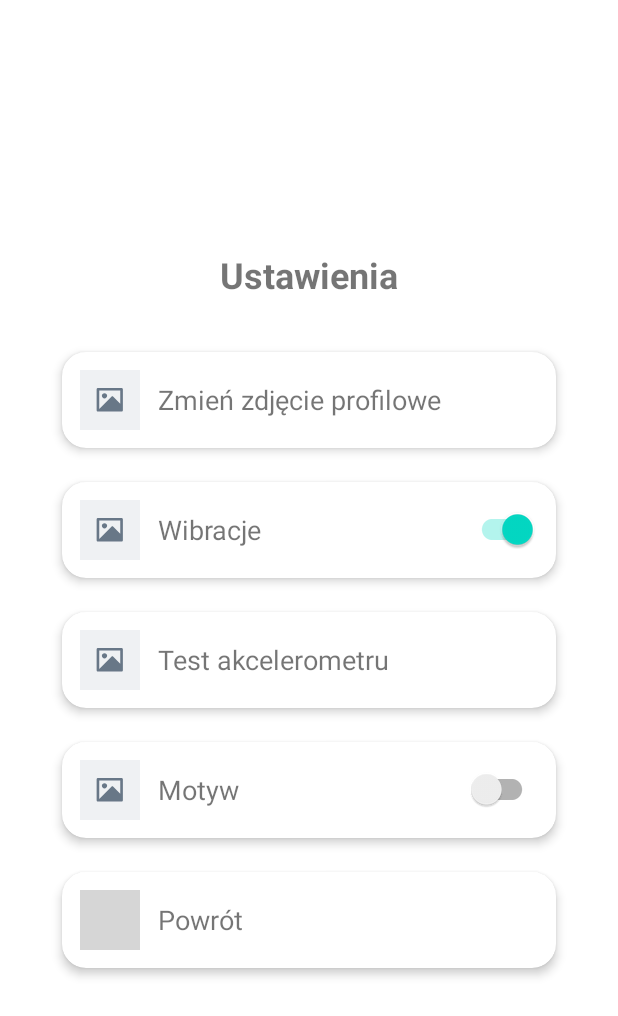
After one commit to mitahezyf/RoadChampion-tester-jazdy, an Android app built with Jetpack Compose: the SettingsActivity screen opened directly, with no data from a screen before it, on a phone screen of 412 x 824 dp. The commit adds this screen. Shown: the top 1016 px of the screen. Run offline under Robolectric (Android 15) with nearby library versions, the phone set to English and light mode, and no system bars; grey boxes are pictures that could not be loaded.

Commit message:
kontrolny commit dodane widoki dla ustawien, dodanie przycisku powrotu w reszcie widokow, poczatek zabawy z wibracjami, dodanie placeholderow dla ikon,nie dziala permisje do zdjec

```diff
--- a/app/src/main/java/com/example/myapplication/HistoryActivity.kt
+++ b/app/src/main/java/com/example/myapplication/HistoryActivity.kt
@@ -4,6 +4,7 @@
 import android.os.Bundle
 import android.util.Log
 import androidx.appcompat.app.AppCompatActivity
+import androidx.cardview.widget.CardView
 import androidx.recyclerview.widget.LinearLayoutManager
 import androidx.recyclerview.widget.RecyclerView
 import kotlinx.coroutines.CoroutineScope
@@ -25,6 +26,11 @@
         recyclerView.layoutManager = LinearLayoutManager(this)
         adapter = RouteAdapter { route -> onRouteClicked(route) }
         recyclerView.adapter = adapter
+
+        val backButton = findViewById<CardView>(R.id.cardBack)
+        backButton.setOnClickListener {
+            finish()
+        }
 
 
         loadRoutes()
--- a/app/src/main/java/com/example/myapplication/MainMenuActivity.kt
+++ b/app/src/main/java/com/example/myapplication/MainMenuActivity.kt
@@ -24,7 +24,7 @@
         }
 
         findViewById<LinearLayout>(R.id.cardSettings).setOnClickListener {
-            Toast.makeText(this, "Ustawienia w przygotowaniu!", Toast.LENGTH_SHORT).show()
-        }
+            val intent = Intent(this, SettingsActivity::class.java)
+            startActivity(intent)        }
     }
 }
--- /dev/null
+++ b/app/src/main/java/com/example/myapplication/SettingsActivity.kt
@@ -0,0 +1,60 @@
+package com.example.myapplication
+
+import android.content.Intent
+import android.content.SharedPreferences
+import android.os.Bundle
+
+import androidx.appcompat.app.AppCompatActivity
+import androidx.cardview.widget.CardView
+import androidx.appcompat.widget.SwitchCompat
+
+class SettingsActivity : AppCompatActivity() {
+
+    private lateinit var switchVibration: SwitchCompat
+    private lateinit var switchTheme: SwitchCompat
+    private lateinit var sharedPreferences: SharedPreferences
+
+    override fun onCreate(savedInstanceState: Bundle?) {
+        super.onCreate(savedInstanceState)
+        setContentView(R.layout.activity_settings)
+
+        sharedPreferences = getSharedPreferences("AppSettings", MODE_PRIVATE)
+
+
+        findViewById<CardView>(R.id.cardChangeProfile).setOnClickListener {
+            startActivity(Intent(this, ProfileActivity::class.java))
+        }
+
+
+        findViewById<CardView>(R.id.cardAccelerometerTest).setOnClickListener {
+            startActivity(Intent(this, AccelerometerTestActivity::class.java))
+        }
+
+
+        switchVibration = findViewById(R.id.switchVibration)
+        switchVibration.isChecked = sharedPreferences.getBoolean("vibration", true)
+        switchVibration.setOnCheckedChangeListener { _, isChecked ->
+            sharedPreferences.edit().putBoolean("vibration", isChecked).apply()
+            VibrationHelper.vibrate(this)
+        }
+
+
+        switchTheme = findViewById(R.id.switchTheme)
+        switchTheme.isChecked = isDarkModeEnabled()
+        switchTheme.setOnCheckedChangeListener { _, isChecked ->
+            setDarkMode(isChecked)
+        }
+        findViewById<CardView>(R.id.cardBack).setOnClickListener {
+            finish()
+        }
+    }
+
+    private fun isDarkModeEnabled(): Boolean {
+        return sharedPreferences.getBoolean("dark_mode", false)
+    }
+
+    private fun setDarkMode(enabled: Boolean) {
+        sharedPreferences.edit().putBoolean("dark_mode", enabled).apply()
+        recreate()
+    }
+}
--- /dev/null
+++ b/app/src/main/res/drawable/ic_accelerometer.xml
@@ -0,0 +1,7 @@
+<vector xmlns:android="http://schemas.android.com/apk/res/android" android:height="200dp" android:viewportHeight="120" android:viewportWidth="120" android:width="200dp">
+
+    <path android:fillColor="#EFF1F3" android:pathData="M0,0h120v120h-120z"/>
+
+    <path android:fillColor="#687787" android:fillType="evenOdd" android:pathData="M33.25,38.48C33.26,37.05 34.42,35.89 35.85,35.88H83.15C84.58,35.88 85.75,37.04 85.75,38.48V80.52C85.74,81.95 84.58,83.11 83.15,83.13H35.85C34.42,83.12 33.25,81.96 33.25,80.52V38.48ZM80.5,41.13H38.5V77.88L62.89,53.48C63.92,52.45 65.58,52.45 66.6,53.48L80.5,67.4V41.13ZM43.75,51.62C43.75,54.52 46.1,56.87 49,56.87C51.9,56.87 54.25,54.52 54.25,51.62C54.25,48.73 51.9,46.37 49,46.37C46.1,46.37 43.75,48.73 43.75,51.62Z"/>
+
+</vector>
--- /dev/null
+++ b/app/src/main/res/drawable/ic_camera.xml
@@ -0,0 +1,7 @@
+<vector xmlns:android="http://schemas.android.com/apk/res/android" android:height="200dp" android:viewportHeight="120" android:viewportWidth="120" android:width="200dp">
+
+    <path android:fillColor="#EFF1F3" android:pathData="M0,0h120v120h-120z"/>
+
+    <path android:fillColor="#687787" android:fillType="evenOdd" android:pathData="M33.25,38.48C33.26,37.05 34.42,35.89 35.85,35.88H83.15C84.58,35.88 85.75,37.04 85.75,38.48V80.52C85.74,81.95 84.58,83.11 83.15,83.13H35.85C34.42,83.12 33.25,81.96 33.25,80.52V38.48ZM80.5,41.13H38.5V77.88L62.89,53.48C63.92,52.45 65.58,52.45 66.6,53.48L80.5,67.4V41.13ZM43.75,51.62C43.75,54.52 46.1,56.87 49,56.87C51.9,56.87 54.25,54.52 54.25,51.62C54.25,48.73 51.9,46.37 49,46.37C46.1,46.37 43.75,48.73 43.75,51.62Z"/>
+
+</vector>
--- /dev/null
+++ b/app/src/main/res/drawable/ic_theme.xml
@@ -0,0 +1,7 @@
+<vector xmlns:android="http://schemas.android.com/apk/res/android" android:height="200dp" android:viewportHeight="120" android:viewportWidth="120" android:width="200dp">
+
+    <path android:fillColor="#EFF1F3" android:pathData="M0,0h120v120h-120z"/>
+
+    <path android:fillColor="#687787" android:fillType="evenOdd" android:pathData="M33.25,38.48C33.26,37.05 34.42,35.89 35.85,35.88H83.15C84.58,35.88 85.75,37.04 85.75,38.48V80.52C85.74,81.95 84.58,83.11 83.15,83.13H35.85C34.42,83.12 33.25,81.96 33.25,80.52V38.48ZM80.5,41.13H38.5V77.88L62.89,53.48C63.92,52.45 65.58,52.45 66.6,53.48L80.5,67.4V41.13ZM43.75,51.62C43.75,54.52 46.1,56.87 49,56.87C51.9,56.87 54.25,54.52 54.25,51.62C54.25,48.73 51.9,46.37 49,46.37C46.1,46.37 43.75,48.73 43.75,51.62Z"/>
+
+</vector>
--- /dev/null
+++ b/app/src/main/res/drawable/ic_vibration.xml
@@ -0,0 +1,7 @@
+<vector xmlns:android="http://schemas.android.com/apk/res/android" android:height="200dp" android:viewportHeight="120" android:viewportWidth="120" android:width="200dp">
+
+    <path android:fillColor="#EFF1F3" android:pathData="M0,0h120v120h-120z"/>
+
+    <path android:fillColor="#687787" android:fillType="evenOdd" android:pathData="M33.25,38.48C33.26,37.05 34.42,35.89 35.85,35.88H83.15C84.58,35.88 85.75,37.04 85.75,38.48V80.52C85.74,81.95 84.58,83.11 83.15,83.13H35.85C34.42,83.12 33.25,81.96 33.25,80.52V38.48ZM80.5,41.13H38.5V77.88L62.89,53.48C63.92,52.45 65.58,52.45 66.6,53.48L80.5,67.4V41.13ZM43.75,51.62C43.75,54.52 46.1,56.87 49,56.87C51.9,56.87 54.25,54.52 54.25,51.62C54.25,48.73 51.9,46.37 49,46.37C46.1,46.37 43.75,48.73 43.75,51.62Z"/>
+
+</vector>
--- /dev/null
+++ b/app/src/main/res/drawable/profile_circle.xml
@@ -0,0 +1,4 @@
+<shape xmlns:android="http://schemas.android.com/apk/res/android" android:shape="oval">
+  <solid android:color="#E0E0E0"/>
+  <size android:width="100dp" android:height="100dp"/>
+</shape>
--- /dev/null
+++ b/app/src/main/res/layout/activity_settings.xml
@@ -0,0 +1,211 @@
+<?xml version="1.0" encoding="utf-8"?>
+<LinearLayout xmlns:android="http://schemas.android.com/apk/res/android"
+    xmlns:app="http://schemas.android.com/apk/res-auto"
+    android:layout_width="match_parent"
+    android:layout_height="match_parent"
+    android:orientation="vertical"
+    android:padding="16dp"
+    android:gravity="center"
+    android:background="@color/white">
+
+    <TextView
+        android:layout_width="wrap_content"
+        android:layout_height="wrap_content"
+        android:text="@string/settings"
+        android:textSize="24sp"
+        android:textStyle="bold"
+        android:gravity="center"
+        android:layout_marginBottom="24dp"/>
+
+    <!-- Zmiana zdjęcia profilowego -->
+    <androidx.cardview.widget.CardView
+        android:id="@+id/cardChangeProfile"
+        android:layout_width="match_parent"
+        android:layout_height="wrap_content"
+        android:layout_marginHorizontal="16dp"
+        app:cardElevation="4dp"
+        app:cardCornerRadius="16dp"
+        app:cardUseCompatPadding="true"
+        android:clipChildren="false"
+        android:clipToPadding="false"
+        android:foreground="?android:attr/selectableItemBackground"
+        android:background="@color/background">
+
+        <LinearLayout
+            android:layout_width="match_parent"
+            android:layout_height="wrap_content"
+            android:orientation="horizontal"
+            android:padding="12dp"
+            android:gravity="center_vertical">
+
+            <ImageView
+                android:layout_width="40dp"
+                android:layout_height="40dp"
+                android:src="@drawable/ic_camera"
+                android:contentDescription="@string/change_profile_picture"/>
+
+            <TextView
+                android:layout_width="wrap_content"
+                android:layout_height="wrap_content"
+                android:text="@string/change_profile_picture"
+                android:textSize="18sp"
+                android:layout_marginStart="12dp"/>
+        </LinearLayout>
+    </androidx.cardview.widget.CardView>
+
+    <!-- Włącz/wyłącz wibracje -->
+    <androidx.cardview.widget.CardView
+        android:id="@+id/cardVibration"
+        android:layout_width="match_parent"
+        android:layout_height="wrap_content"
+        android:layout_marginHorizontal="16dp"
+        app:cardElevation="4dp"
+        app:cardCornerRadius="16dp"
+        app:cardUseCompatPadding="true"
+        android:clipChildren="false"
+        android:clipToPadding="false"
+        android:foreground="?android:attr/selectableItemBackground"
+        android:background="@color/background">
+
+        <LinearLayout
+            android:layout_width="match_parent"
+            android:layout_height="wrap_content"
+            android:orientation="horizontal"
+            android:padding="12dp"
+            android:gravity="center_vertical">
+
+            <ImageView
+                android:layout_width="40dp"
+                android:layout_height="40dp"
+                android:src="@drawable/ic_vibration"
+                android:contentDescription="@string/vibration"/>
+
+            <TextView
+                android:layout_width="0dp"
+                android:layout_height="wrap_content"
+                android:text="@string/vibration"
+                android:textSize="18sp"
+                android:layout_marginStart="12dp"
+                android:layout_weight="1"/>  <!-- 🚀 Wypycha Switch na prawo -->
+
+            <androidx.appcompat.widget.SwitchCompat
+                android:id="@+id/switchVibration"
+                android:layout_width="wrap_content"
+                android:layout_height="wrap_content"/>
+        </LinearLayout>
+
+    </androidx.cardview.widget.CardView>
+
+    <!-- Test akcelerometru -->
+    <androidx.cardview.widget.CardView
+        android:id="@+id/cardAccelerometerTest"
+        android:layout_width="match_parent"
+        android:layout_height="wrap_content"
+        android:layout_marginHorizontal="16dp"
+        app:cardElevation="4dp"
+        app:cardCornerRadius="16dp"
+        app:cardUseCompatPadding="true"
+        android:clipChildren="false"
+        android:clipToPadding="false"
+        android:foreground="?android:attr/selectableItemBackground"
+        android:background="@color/background">
+
+        <LinearLayout
+            android:layout_width="match_parent"
+            android:layout_height="wrap_content"
+            android:orientation="horizontal"
+            android:padding="12dp"
+            android:gravity="center_vertical">
+
+            <ImageView
+                android:layout_width="40dp"
+                android:layout_height="40dp"
+                android:src="@drawable/ic_accelerometer"
+                android:contentDescription="@string/accelerometer_test"/>
+
+            <TextView
+                android:layout_width="wrap_content"
+                android:layout_height="wrap_content"
+                android:text="@string/accelerometer_test"
+                android:textSize="18sp"
+                android:layout_marginStart="12dp"/>
+        </LinearLayout>
+    </androidx.cardview.widget.CardView>
+
+    <!-- Tryb jasny/ciemny -->
+    <androidx.cardview.widget.CardView
+        android:id="@+id/cardTheme"
+        android:layout_width="match_parent"
+        android:layout_height="wrap_content"
+        android:layout_marginHorizontal="16dp"
+        app:cardElevation="4dp"
+        app:cardCornerRadius="16dp"
+        app:cardUseCompatPadding="true"
+        android:clipChildren="false"
+        android:clipToPadding="false"
+        android:foreground="?android:attr/selectableItemBackground"
+        android:background="@color/background">
+
+        <LinearLayout
+            android:layout_width="match_parent"
+            android:layout_height="wrap_content"
+            android:orientation="horizontal"
+            android:padding="12dp"
+            android:gravity="center_vertical">
+
+            <ImageView
+                android:layout_width="40dp"
+                android:layout_height="40dp"
+                android:src="@drawable/ic_theme"
+                android:contentDescription="@string/theme_mode"/>
+
+            <TextView
+                android:layout_width="0dp"
+                android:layout_height="wrap_content"
+                android:text="@string/theme_mode"
+                android:textSize="18sp"
+                android:layout_marginStart="12dp"
+                android:layout_weight="1"/>  <!-- 🚀 Dodajemy wagę, by zepchnąć Switch na prawo -->
+
+            <androidx.appcompat.widget.SwitchCompat
+                android:id="@+id/switchTheme"
+                android:layout_width="wrap_content"
+                android:layout_height="wrap_content"/>
+        </LinearLayout>
+    </androidx.cardview.widget.CardView>
+    <androidx.cardview.widget.CardView
+        android:id="@+id/cardBack"
+        android:layout_width="match_parent"
+        android:layout_height="wrap_content"
+        android:layout_marginHorizontal="16dp"
+        app:cardElevation="4dp"
+        app:cardCornerRadius="16dp"
+        app:cardUseCompatPadding="true"
+        android:clipChildren="false"
+        android:clipToPadding="false"
+        android:foreground="?android:attr/selectableItemBackground"
+        android:background="@color/background">
+
+        <LinearLayout
+            android:layout_width="match_parent"
+            android:layout_height="wrap_content"
+            android:orientation="horizontal"
+            android:padding="12dp"
+            android:gravity="center_vertical">
+
+            <ImageView
+                android:layout_width="40dp"
+                android:layout_height="40dp"
+                android:src="@drawable/ic_back"
+                android:contentDescription="@string/back"/>
+
+            <TextView
+                android:layout_width="wrap_content"
+                android:layout_height="wrap_content"
+                android:text="@string/back"
+                android:textSize="18sp"
+                android:layout_marginStart="12dp"/>
+        </LinearLayout>
+    </androidx.cardview.widget.CardView>
+
+</LinearLayout>
--- a/app/src/main/res/values/strings.xml
+++ b/app/src/main/res/values/strings.xml
@@ -1,6 +1,6 @@
 <resources>
     <string name="app_name">My Application</string>
-    <string name="menu_main">Menu Główne</string>
+    <string name="menu_main">Witaj wodzu!</string>
     <string name="new_route">Nowa Trasa</string>
     <string name="history">Historia Tras</string>
     <string name="settings">Ustawienia</string>
@@ -36,4 +36,17 @@
 
     <string name="follow_me">Wyśrodkuj</string>
 
+    <string name="accelerometer_test">Test akcelerometru</string>
+    <string name="vibration">Wibracje</string>
+    <string name="change_profile_picture">Zmień zdjęcie profilowe</string>
+    <string name="theme_mode">Motyw</string>
+
+    <string name="change_photo">Zmień zdjęcie</string>
+    <string name="profile_picture">Zdjęcie profilowe</string>
+    <string name="start_test">Rozpocznij test</string>
+
+    <string name="accel_x">X: 0.00 m/s²</string>
+    <string name="accel_y">Y: 0.00 m/s²</string>
+    <string name="accel_z">Z: 0.00 m/s²</string>
+
 </resources>
```
Also changed, not shown: app/src/main/AndroidManifest.xml (+32 -1 lines), app/src/main/java/com/example/myapplication/ProfileActivity.kt (added, +69 -0 lines), app/src/main/java/com/example/myapplication/VibrationHelper.kt (added, +26 -0 lines), app/src/main/res/layout/activity_history.xml (+37 -1 lines), app/src/main/res/layout/activity_main_menu.xml (+24 -0 lines), app/src/main/res/layout/activity_profile.xml (added, +109 -0 lines).
